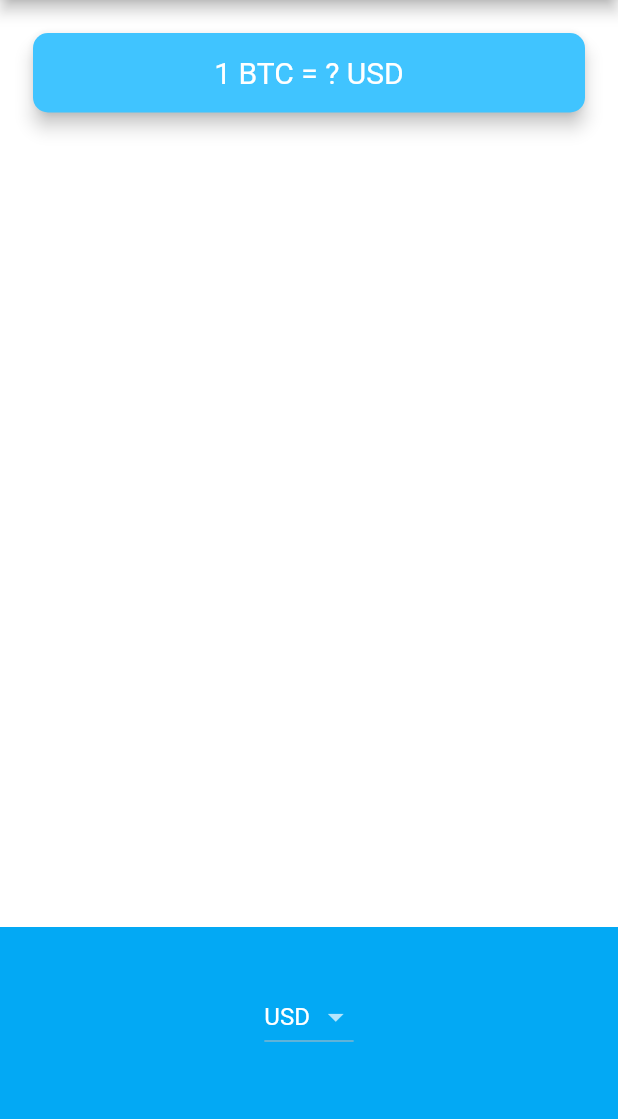
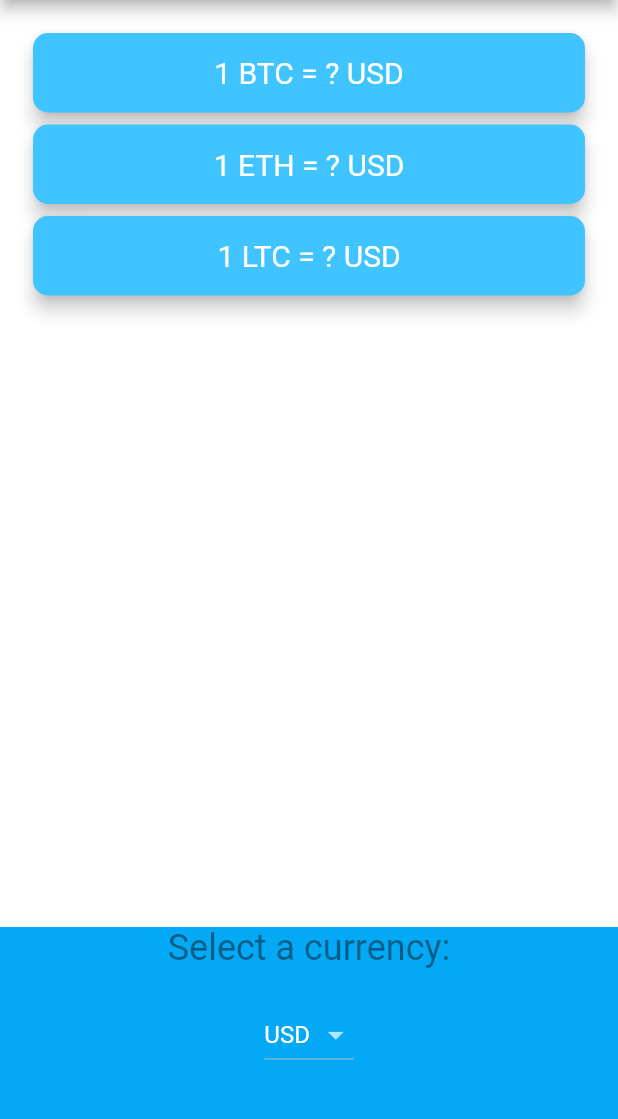
Before and after one commit to shodgman/bitcoin_tickersmh, a Flutter app: the screen it shows after launch, on a phone screen of 412 x 824 dp, the part 84-1203 px from its top. Run offline on Flutter 3.47's test engine with Material 2 defaults, Android fonts, the phone set to English and light mode, and no system bars.

Commit message:
End of Wed

```diff
--- a/lib/coin_data.dart
+++ b/lib/coin_data.dart
@@ -1,6 +1,4 @@
-//TODO: Add your imports here.
 import '../utilities/networking.dart';
-import 'dart:convert';
 
 const List<String> currenciesList = [
   'AUD',
@@ -32,8 +30,6 @@ const List<String> cryptoList = [
   'LTC',
 ];
 
-const coinHostSite = 'rest.coinapi.io';
-const coinExtended = '/v1/exchangerate';
 const coinAPIURL = 'https://rest.coinapi.io/v1/exchangerate';
 const apiKey = '5F6AED68-1ED3-4F85-8D04-C46B32EBE12F';
 
@@ -44,39 +40,15 @@ class CoinData {
   // Returns a Future dynamic that is JSON coded or a return error number
   ///////////////////////////////////
   Future getCoinData({String crypto = 'BTC', String currency = 'USD'}) async {
-    // These will be parameters
-    //String crypto = 'BTC';
-    //String currency = 'USD';
-
-    // Construct the url string
-    String myExtended =
-        'https://$coinHostSite$coinExtended/$crypto/$currency?apikey=$apiKey';
-    //myExtended =
-    //    'https://rest.coinapi.io/v1/exchangerate/BTC/USD?apikey=5F6AED68-1ED3-4F85-8D04-C46B32EBE12F';
+    // Construct the url string as per the API REST interface
+    String myExtended = '$coinAPIURL/$crypto/$currency?apikey=$apiKey';
     //print(myExtended);
-    // Query and response
-    // Await the http get response, then decode the json-formatted response.
-    //final Uri uri = Uri.parse(myExtended);
-    // NetworkHelper networkHelper = NetworkHelper(uri);
-    // var exchangeData = await networkHelper.getData();
-    // print('Rob didi it');
+    // Create our network helper class and init with this url
     NetworkHelper httpHelper = NetworkHelper(myExtended);
-    // NB: Returns a dynamic variable
+    // Do the Get based on the url. NB: Returns a dynamic variable, encoded JSON
     var response = await httpHelper.getJsonData();
-    //print('Network Helper Returned');
-    // Ignore errors for now
+    print('Returned response');
+    // TODO Ignore errors for now
     return response;
   }
 }
-//  Documentation of the coinAPI syntax
-// curl https://rest.coinapi.io/v1/exchangerate/BTC/USD \
-// --request GET
-// --header "X-CoinAPI-Key: 73034021-THIS-IS-SAMPLE-KEY"
-// The above command returns JSON structured like this:
-//
-// {
-// "time": "2017-08-09T14:31:18.3150000Z",
-// "asset_id_base": "BTC",
-// "asset_id_quote": "USD",
-// "rate": 3260.3514321215056208129867667
-// }
--- a/lib/price_screen.dart
+++ b/lib/price_screen.dart
@@ -8,10 +8,15 @@ class PriceScreen extends StatefulWidget {
   _PriceScreenState createState() => _PriceScreenState();
 }
 
+class CryptoRateCard {
+  // not used?
+}
+
 class _PriceScreenState extends State<PriceScreen> {
   String selectedCurrency = 'USD';
   String selectedRate = '?';
   String bitcoinMessage = '1 BTC = ? USD';
+  var cryptoRateMessage = Map<String, String>();
 
   DropdownButton<String> androidDropdown() {
     List<DropdownMenuItem<String>> dropdownItems = [];
@@ -45,7 +50,7 @@ class _PriceScreenState extends State<PriceScreen> {
       backgroundColor: Colors.lightBlue,
       itemExtent: 32.0,
       onSelectedItemChanged: (selectedIndex) {
-        print(selectedIndex);
+        //print(selectedIndex);
         selectedCurrency = currenciesList[selectedIndex];
         getData();
       },
@@ -53,29 +58,95 @@ class _PriceScreenState extends State<PriceScreen> {
     );
   }
 
-  //TODO: Create a method here called getData() to get the coin data from coin_data.dart
-
+  // Does the retrieval of all current rates and does a setstate update
+  // General try catch around everything
+  // This is called when started and a currency is selected
   void getData() async {
     try {
       // Get Coin Data and update variables
       CoinData myCoinData = CoinData();
-      var myQuote = await myCoinData.getCoinData(
-          crypto: 'BTC', currency: selectedCurrency);
-      double rate = myQuote['rate'];
-      print('My Quote = ${rate.toInt().toString()}');
-      setState(() {
-        selectedRate = rate.toInt().toString();
-        bitcoinMessage = '1 BTC = $selectedRate $selectedCurrency';
-      });
+      double rate = 0.0;
+      var myQuote;
+      String myError = '';
+
+      // Iterate the list of crypto currencies and update the rate for each
+      for (String thisCrypto in cryptoList) {
+        // Receive the JSON data.
+        //print('Asking for $thisCrypto');
+        myQuote = await myCoinData.getCoinData(
+            crypto: thisCrypto, currency: selectedCurrency);
+
+        print(myQuote is List);
+
+        if (myQuote['error']) {
+          // Error from coinAPI
+          myError = myQuote['error'];
+        } else if (myQuote['_ErrorCode']) {
+          // Error from http
+          myError = myQuote['_ErrorCode'];
+        } else {
+          // All OK so get rate
+          print('All OK');
+          rate = myQuote['rate'];
+        }
+
+        setState(() {
+          if (myError == '') {
+            cryptoRateMessage[thisCrypto] = myError;
+          } else {
+            cryptoRateMessage[thisCrypto] =
+                '1 $thisCrypto = ${rate.toInt().toString()} $selectedCurrency';
+            print(cryptoRateMessage[thisCrypto]);
+          }
+        });
+      }
     } catch (e) {
       print(e.toString());
+    }
+  }
+
+  // Generate currency conversion buttons
+  List<Widget> generateRateTabs() {
+    List<Widget> children = [];
+
+    for (String crypto in cryptoList) {
+      // For each Crypto Currency Assign a variable
+      children.add(Card(
+        color: Colors.lightBlueAccent,
+        elevation: 5.0,
+        shape: RoundedRectangleBorder(
+          borderRadius: BorderRadius.circular(10.0),
+        ),
+        child: Padding(
+          padding: EdgeInsets.symmetric(vertical: 15.0, horizontal: 28.0),
+          child: Text(
+            cryptoRateMessage[crypto]!,
+            textAlign: TextAlign.center,
+            style: TextStyle(
+              fontSize: 20.0,
+              color: Colors.white,
+            ),
+          ),
+        ),
+      ));
+    }
+    return children;
+  } //End of currency conversion buttons
+
+  void populateRateMessageMap() {
+    for (String crypto in cryptoList) {
+      // Add this currency
+      cryptoRateMessage[crypto] = '1 $crypto = ? $selectedCurrency';
     }
   }
 
   @override
   void initState() {
     super.initState();
-    getData();
+    // dynamically generate cryptoRateMessage map
+    populateRateMessageMap(); // done once
+    // Get initial data
+    //getData();
   }
 
   @override
@@ -90,24 +161,9 @@ class _PriceScreenState extends State<PriceScreen> {
         children: <Widget>[
           Padding(
             padding: EdgeInsets.fromLTRB(18.0, 18.0, 18.0, 0),
-            child: Card(
-              color: Colors.lightBlueAccent,
-              elevation: 5.0,
-              shape: RoundedRectangleBorder(
-                borderRadius: BorderRadius.circular(10.0),
-              ),
-              child: Padding(
-                padding: EdgeInsets.symmetric(vertical: 15.0, horizontal: 28.0),
-                child: Text(
-                  //TODO: Update the Text Widget with the live bitcoin data here.
-                  bitcoinMessage,
-                  textAlign: TextAlign.center,
-                  style: TextStyle(
-                    fontSize: 20.0,
-                    color: Colors.white,
-                  ),
-                ),
-              ),
+            child: Column(
+              crossAxisAlignment: CrossAxisAlignment.stretch,
+              children: generateRateTabs(),
             ),
           ),
           Container(
@@ -115,7 +171,18 @@ class _PriceScreenState extends State<PriceScreen> {
             alignment: Alignment.center,
             padding: EdgeInsets.only(bottom: 30.0),
             color: Colors.lightBlue,
-            child: Platform.isIOS ? iOSPicker() : androidDropdown(),
+            child: Column(
+              children: [
+                Text(
+                  'Select a currency:',
+                  style: TextStyle(fontSize: 24, color: Colors.black45),
+                ),
+                SizedBox(
+                  height: 20,
+                ),
+                Platform.isIOS ? iOSPicker() : androidDropdown(),
+              ],
+            ),
           ),
         ],
       ),
```
Also changed, not shown: lib/utilities/networking.dart (+14 -4 lines).
